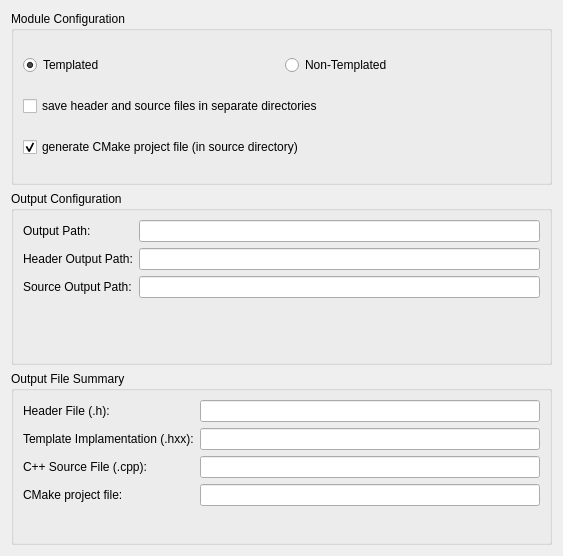
Old version of the form src/WizardPageSummary.ui in the repository flowexpert/charon.
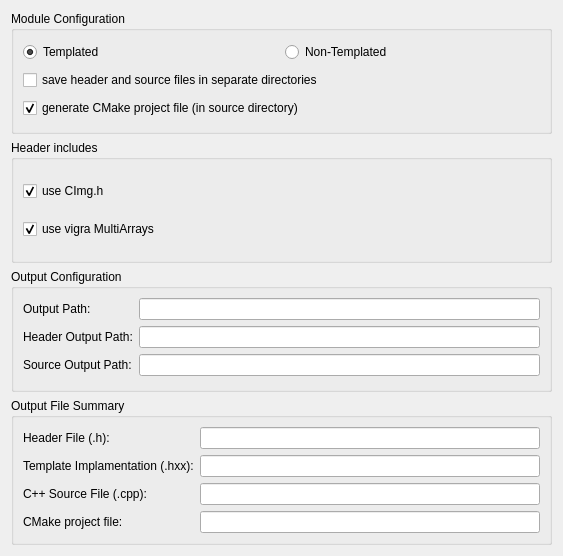
New version of the form. Custom widgets are drawn as their Qt base class.

```diff
--- a/src/WizardPageSummary.ui
+++ b/src/WizardPageSummary.ui
@@ -60,6 +60,35 @@
      </layout>
     </widget>
    </item>
+   <item>
+    <widget class="QGroupBox" name="boxHeaders">
+     <property name="title">
+      <string>Header includes</string>
+     </property>
+     <layout class="QGridLayout" name="gridLayout_2">
+      <item row="0" column="0">
+       <widget class="QCheckBox" name="checkCImg">
+        <property name="text">
+         <string>use CImg.h</string>
+        </property>
+        <property name="checked">
+         <bool>true</bool>
+        </property>
+       </widget>
+      </item>
+      <item row="1" column="0">
+       <widget class="QCheckBox" name="checkVigra">
+        <property name="text">
+         <string>use vigra MultiArrays</string>
+        </property>
+        <property name="checked">
+         <bool>true</bool>
+        </property>
+       </widget>
+      </item>
+     </layout>
+    </widget>
+   </item>
    <item>
     <widget class="QGroupBox" name="boxOutConfig">
      <property name="title">
```
